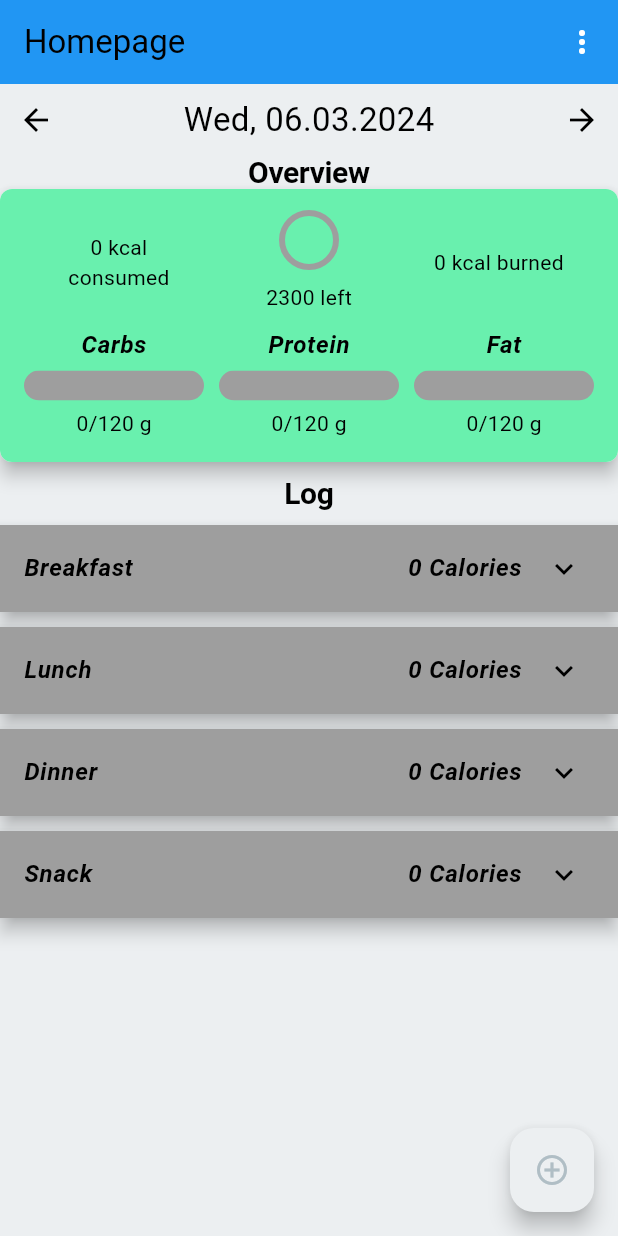
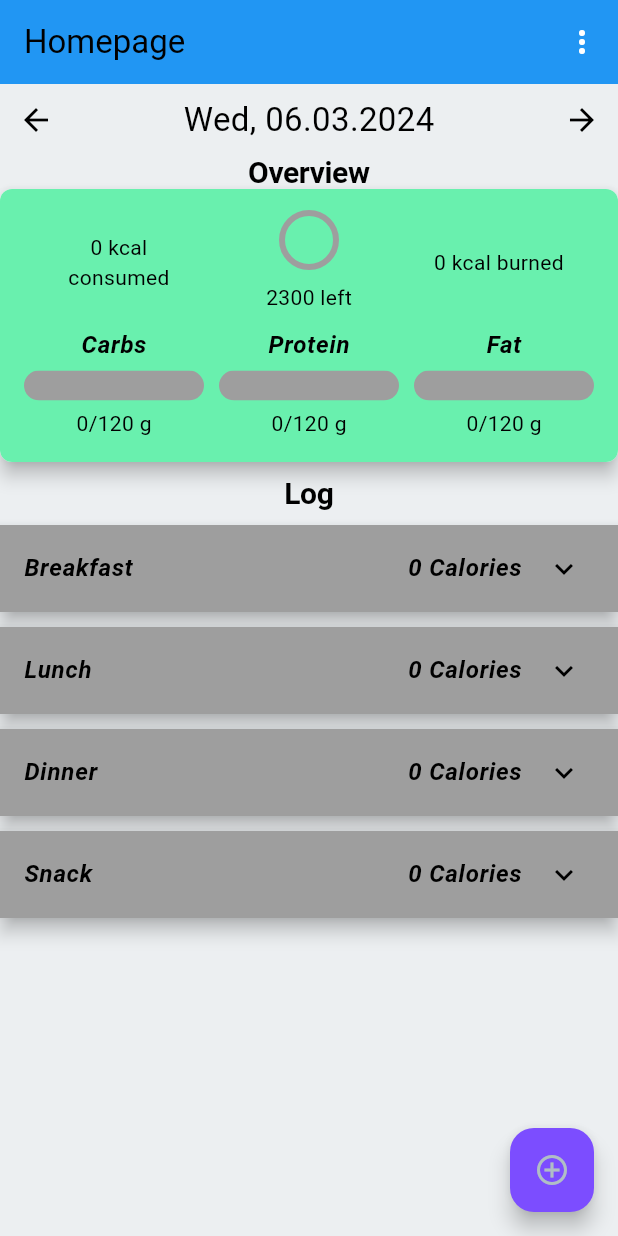
Before and after one commit to olsa21/foodtracker-app-flutter, a Flutter app: the screen it shows after launch, on a phone screen of 412 x 824 dp. Run offline on Flutter 3.47's test engine with Material 3 defaults, Android fonts, the phone set to English and light mode, and no system bars; our stand-ins replace auto_route, bloc, connectivity_plus, dartz, equatable, flutter_bloc and 3 more; missing offline and left inert: barcode_scan2; accounts and stored records are empty; generated files the repository leaves out were written again; Roboto replaces fonts that are missing (Rubik).

Commit message:
readme updated

```diff
--- a/lib/1presentation/fooddetail/FoodDetailPage.dart
+++ b/lib/1presentation/fooddetail/FoodDetailPage.dart
@@ -177,7 +177,9 @@ class _FoodDetailPageState extends State<FoodDetailPage> {
 
                       AutoRouter.of(context).popUntilRoot();
                     },
-                    style: ElevatedButton.styleFrom(primary: Colors.deepPurple),
+                    //style: ElevatedButton.styleFrom(primary: Colors.deepPurple),
+                    style: ElevatedButton.styleFrom(backgroundColor: Colors.deepPurple),
+
                     child:
                         (widget.log == null)
                             ? Text(intl.add, style: TextStyle(color: Colors.white),)
--- a/lib/1presentation/home/HomePage.dart
+++ b/lib/1presentation/home/HomePage.dart
@@ -175,7 +175,9 @@ class _HomePageState extends State<HomePage> {
               onPressed: () {
                 AutoRouter.of(context).push(AddFoodPageRoute(date: DateFormat('yyyy-MM-dd').format(selectedDate)));
               },
-              child: const Icon(Icons.add_circle_outline)),
+              backgroundColor: Colors.deepPurpleAccent,
+              child: const Icon(Icons.add_circle_outline),
+          ),
         );
       },
     );
--- a/lib/main.dart
+++ b/lib/main.dart
@@ -29,6 +29,7 @@ class MyApp extends StatelessWidget {
     return BlocProvider(
       create: (context) => di.serviceLocator<FoodBloc>(),
       child: MaterialApp.router(
+        debugShowCheckedModeBanner: false,
         routeInformationParser: _appRouter.defaultRouteParser(),
         routerDelegate: _appRouter.delegate(),
         title: "Food-Tracker",
```
Also changed, not shown: 5 other files.
